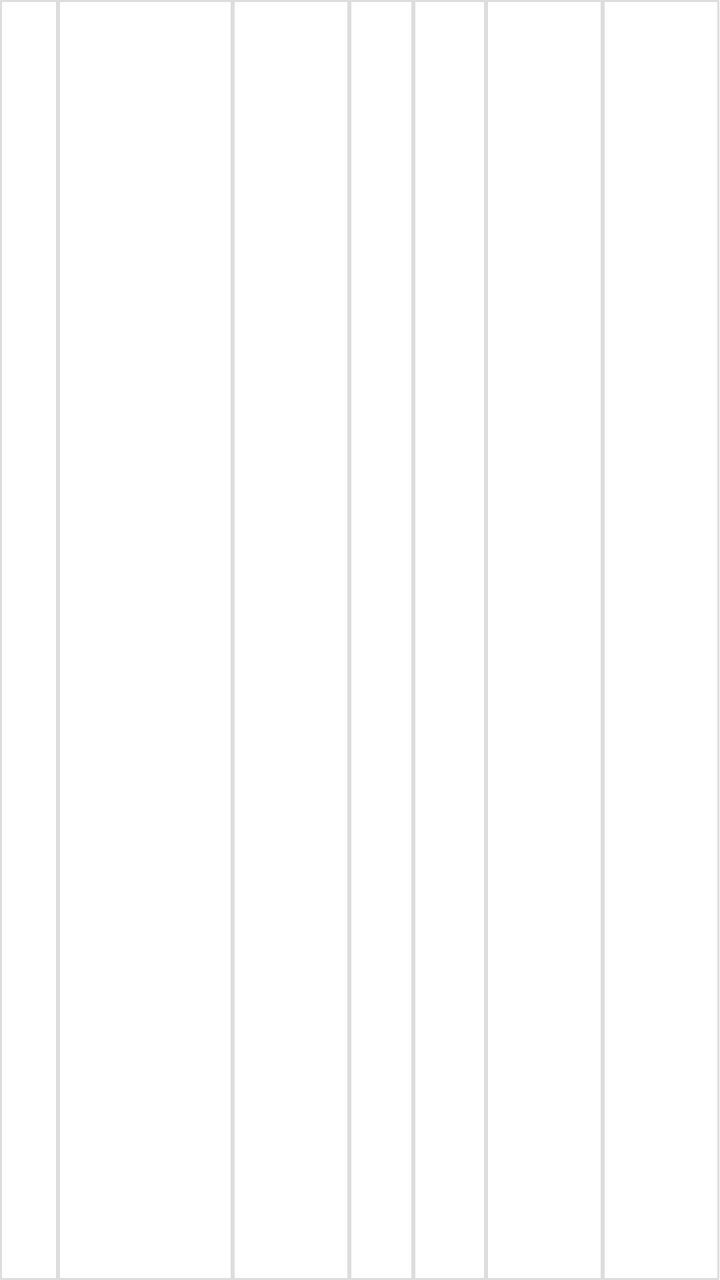
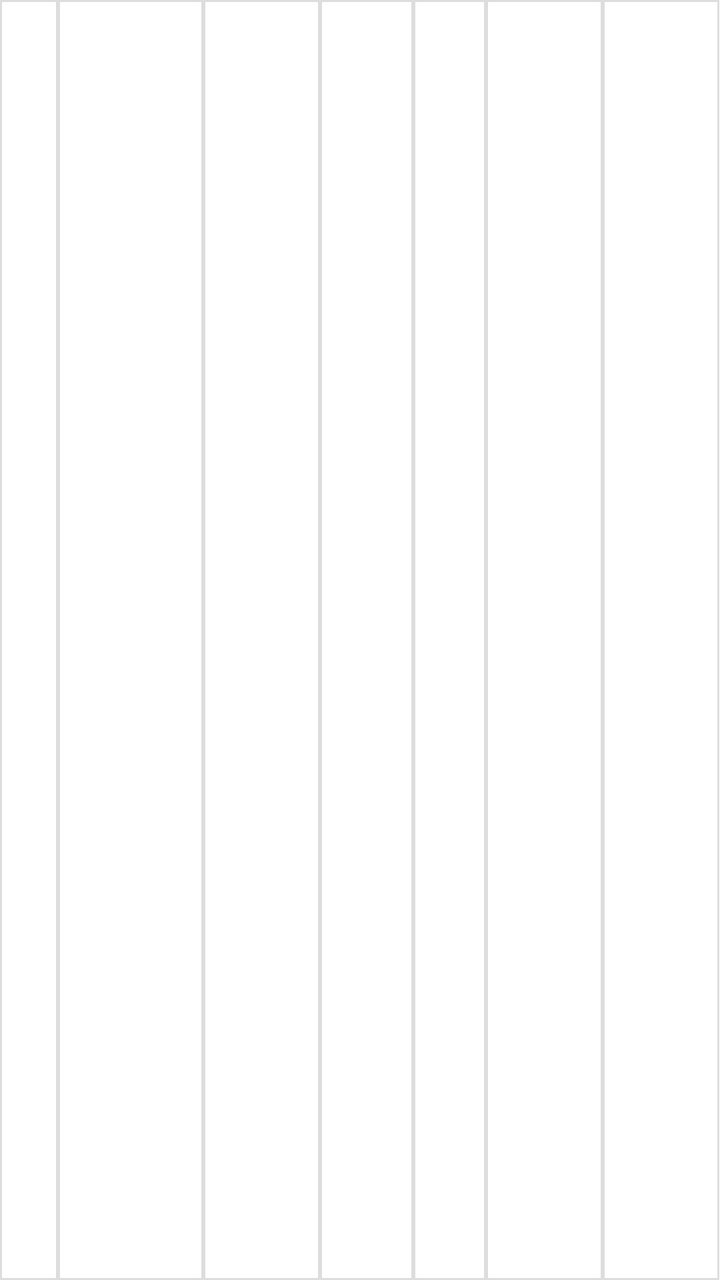

Screens rendered from an Android XML layout before and after an edit, with the pre-edit source and the edit as a unified diff.
<!-- AndroidManifest.xml: application theme AppTheme -->
<!-- res/layout/item_test.xml -->
<?xml version="1.0" encoding="utf-8"?>
<LinearLayout xmlns:android="http://schemas.android.com/apk/res/android"
    android:id="@+id/item_view"
    android:layout_width="match_parent"
    android:layout_height="wrap_content"
    android:background="@drawable/selector_item_view"
    android:minHeight="60dp"
    android:orientation="horizontal">

    <LinearLayout
        android:layout_width="80dp"
        android:layout_height="match_parent"
        android:background="@drawable/edit_text2"
        android:visibility="gone"
        android:gravity="center"
        android:orientation="vertical">

        <ImageView
            android:id="@+id/iv_cb"
            android:layout_width="45dp"
            android:layout_height="45dp"
            android:scaleType="centerCrop"
            android:src="@drawable/cb_selector" />

    </LinearLayout>


    <TextView
        android:id="@+id/tv_sample_aisle_number"
        style="@style/EditTextResultShow2"
        android:layout_width="0dp"
        android:layout_height="match_parent"
        android:layout_weight="2"
        android:textSize="26sp" />

    <EditText
        android:id="@+id/et_sample_number"
        android:lines="1"
        style="@style/EditTextResultShow2"
        android:layout_width="0dp"
        android:layout_height="match_parent"
        android:enabled="false"
        android:layout_weight="6"
        android:digits="@string/dis_numberaz"
        android:ellipsize="end"
        android:singleLine="false"
        android:focusable="true"
        android:textSize="18sp" />

    <TextView
        android:id="@+id/tv_sample_name"
        style="@style/EditTextResultShow2"
        android:layout_height="match_parent"
        android:layout_weight="4"
        android:textSize="26sp" />


    <TextView
        android:id="@+id/et_yzl"
        style="@style/EditTextResultShow2"
        android:layout_height="match_parent"
        android:layout_weight="2.2"
        android:textSize="26sp" />

    <TextView
        android:id="@+id/et_judge"
        style="@style/EditTextResultShow2"
        android:layout_height="match_parent"
        android:layout_weight="2.5"
        android:textSize="26sp" />

    <TextView
        android:id="@+id/tv_bchecked_org"
        style="@style/EditTextResultShow2"
        android:layout_width="0dp"
        android:layout_height="match_parent"
        android:layout_weight="4"
        android:textSize="26sp" />

    <TextView
        android:id="@+id/tv_sample_source"
        style="@style/EditTextResultShow2"
        android:layout_width="0dp"
        android:layout_height="match_parent"
        android:layout_weight="4"
        android:textSize="26sp" />
    <TextView
        android:id="@+id/tv_company_code_item"
        style="@style/EditTextResultShow2"
        android:layout_width="0dp"
        android:layout_height="match_parent"
        android:visibility="gone"
        android:layout_weight="4"
        android:textSize="26sp" />

    <EditText
        android:id="@+id/et_sample_weight"
        android:visibility="gone"
        style="@style/EditTextResultShow2"
        android:layout_width="0dp"
        android:layout_height="match_parent"
        android:layout_weight="2"
        android:digits="1234567890."
        android:ellipsize="end"
        android:focusable="true"
        android:inputType="number"
        android:textSize="26sp" />
</LinearLayout>
<!-- resources referenced by this layout -->
<resources>
  <!-- drawable cb_selector (drawable) -->
  <?xml version="1.0" encoding="utf-8"?>
  <selector xmlns:android="http://schemas.android.com/apk/res/android">
      <item android:drawable="@drawable/cb_state_p" android:state_selected="true"></item>
      <item android:drawable="@drawable/cb_state_n" android:state_selected="false"></item>
  </selector>
  <!-- drawable edit_text2 (drawable) -->
  <?xml version="1.0" encoding="utf-8"?>
  <shape xmlns:android="http://schemas.android.com/apk/res/android"
      android:shape="rectangle">
  <stroke android:width="1dp" android:color="@color/gray_filtrate_bg"></stroke>
  </shape>
  <!-- drawable selector_item_view (drawable) -->
  <?xml version="1.0" encoding="utf-8"?>
  <selector xmlns:android="http://schemas.android.com/apk/res/android">
      <item android:drawable="@color/colorPrimary" android:state_selected="true"></item>
      <item android:drawable="@color/white" android:state_selected="false"></item>
  </selector>
  <string name="dis_numberaz">1234567890abcdefghijklmnopqrstuvwxyzABCDEFGHIJKLMNOPQRSTUVWXYZ-_</string>
  <style name="EditTextResultShow2">
          
          <item name="android:background">@drawable/edit_text2</item>
          <item name="android:layout_width">0dp</item>
          <item name="android:layout_height">wrap_content</item>
          
          <item name="android:layout_weight">1</item>
          <item name="android:textColor">@android:color/black</item>
          <item name="android:textSize">22sp</item>
          <item name="android:gravity">center</item>
          <item name="android:clickable">true</item>
          <item name="android:focusable">false</item>
      </style>
  <style name="AppTheme" parent="Theme.AppCompat.Light.DarkActionBar">
          
          <item name="android:windowNoTitle">true</item>
          <item name="android:windowFullscreen">true</item>
      </style>
  <!-- drawable cb_state_p: png bitmap (drawable, 3141 bytes) -->
  <!-- drawable cb_state_n: png bitmap (drawable, 1784 bytes) -->
  <color name="gray_filtrate_bg">#dddddd</color>
  <color name="colorPrimary">#3D8DCF</color>
  <color name="white">#ffffff</color>
</resources>

<!-- the commit's change to res/layout/item_test.xml (unified diff, before → after) -->
@@ -40,7 +40,7 @@
         android:layout_width="0dp"
         android:layout_height="match_parent"
         android:enabled="false"
-        android:layout_weight="6"
+        android:layout_weight="5"
         android:digits="@string/dis_numberaz"
         android:ellipsize="end"
         android:singleLine="false"
@@ -59,7 +59,7 @@
         android:id="@+id/et_yzl"
         style="@style/EditTextResultShow2"
         android:layout_height="match_parent"
-        android:layout_weight="2.2"
+        android:layout_weight="3.2"
         android:textSize="26sp" />
 
     <TextView
